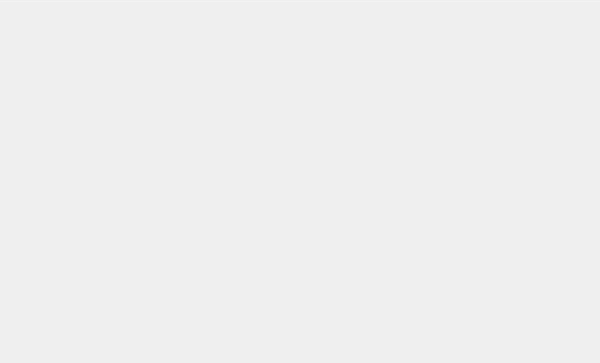
First picture: the form in ui/la_channel_manager.ui, repository analogdevicesinc/scopy, before the edit.
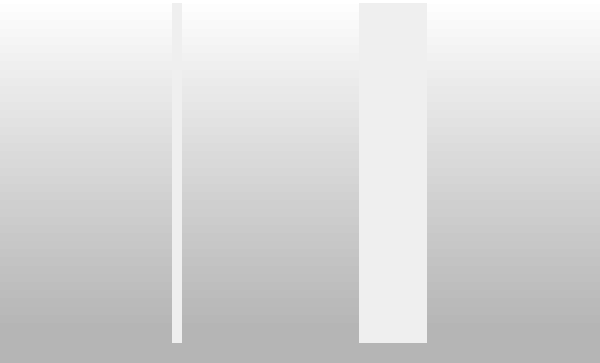
Second picture: the form after the edit.

Commit message: Logic Analyzer: Add some gradients between the plot, the menu and the toolbars.

Diff of the .ui file:
```diff
--- a/ui/la_channel_manager.ui
+++ b/ui/la_channel_manager.ui
@@ -20,7 +20,9 @@
    <string>Form</string>
   </property>
   <property name="styleSheet">
-   <string notr="true"/>
+   <string notr="true">#LAChannelManager {
+background-color: qlineargradient(spread:pad, x1:0, y1:0.9, x2:0, y2:0, stop:0 rgba(0, 0, 0, 40), stop:1 transparent);
+}</string>
   </property>
   <layout class="QVBoxLayout" name="verticalLayout_1">
    <property name="spacing">
```
Left out of the diff: 8 changed lines with no effect on the pictures. The commit also changes 3 other files.
